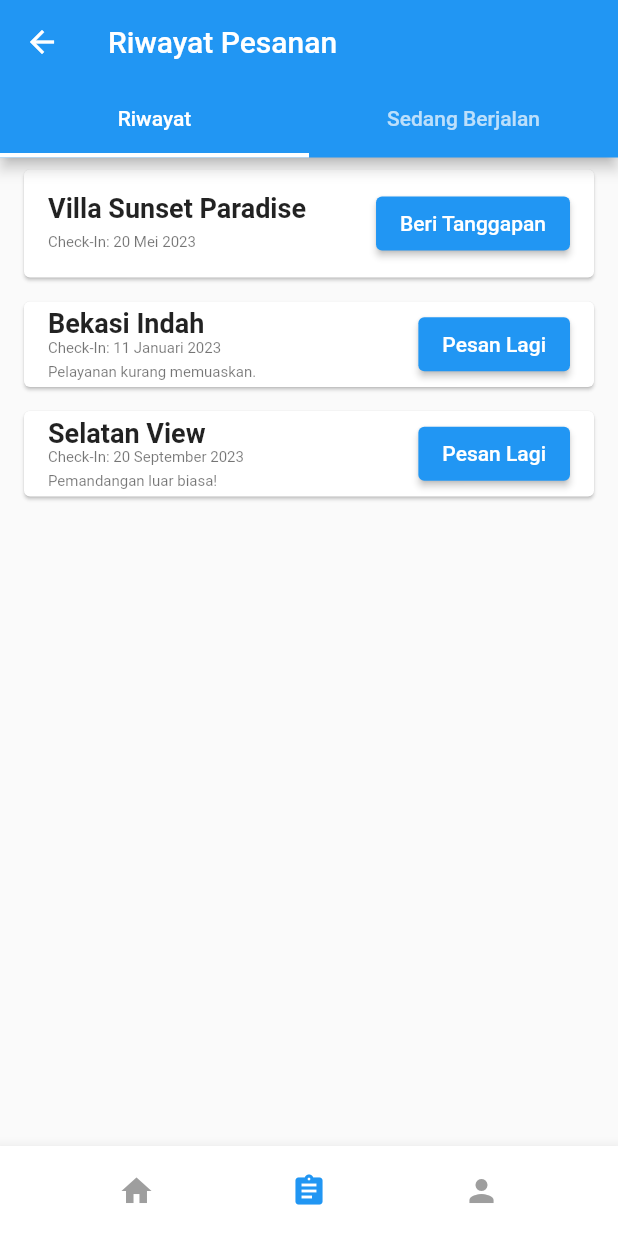
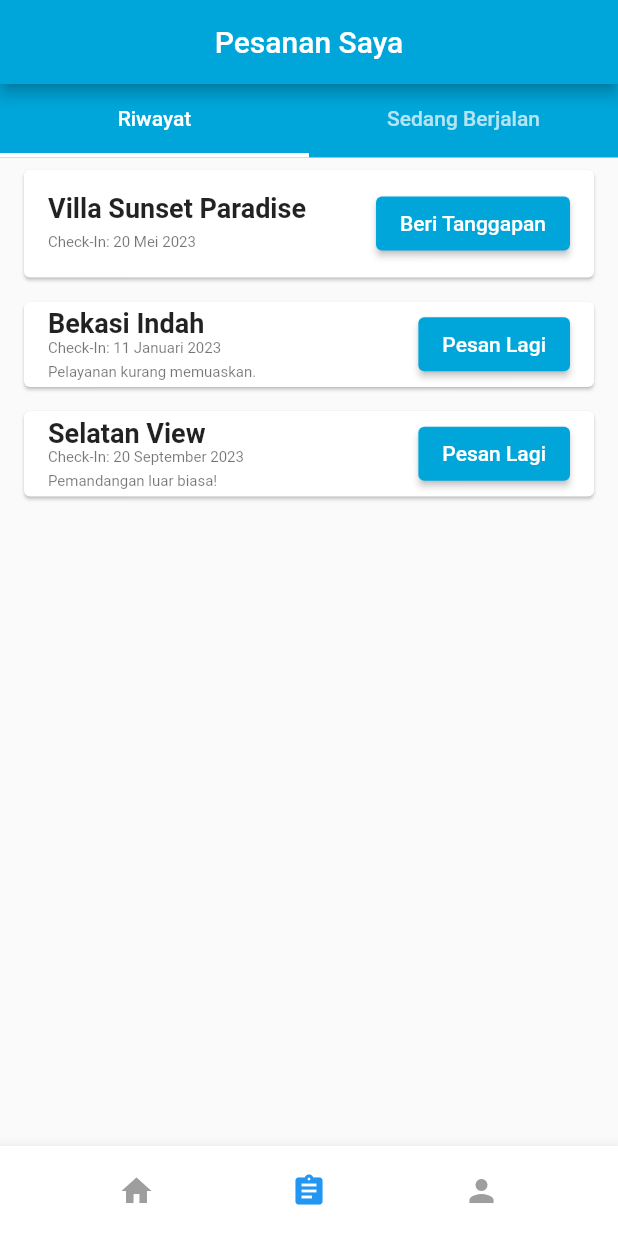
Before and after one commit to darullathief/stayzen, a Flutter app: the OrderHistoryPage screen opened directly, item 3 of the bottom bar chosen, after a tap on the "assignment" icon, on a phone screen of 412 x 824 dp. Run offline on Flutter 3.47's test engine with Material 2 defaults, Android fonts, the phone set to English and light mode, and no system bars; our stand-ins replace fluttertoast, google_fonts, progress_dialog_null_safe; network calls fail.

Commit message:
perubahan font, warna

```diff
--- a/lib/HotelDetailScreen.dart
+++ b/lib/HotelDetailScreen.dart
@@ -76,6 +76,7 @@ class _HotelDetailScreenPageState extends State<HotelDetailScreenPage> {
   Widget build(BuildContext context) {
     return Scaffold(
       appBar: AppBar(
+        backgroundColor:Color(0xFF00A6DA) ,
         title: Text(" "),
         leading: IconButton(
           icon: Icon(Icons.arrow_back),
@@ -208,8 +209,12 @@ class _HotelDetailScreenPageState extends State<HotelDetailScreenPage> {
       MaterialPageRoute(builder: (context) => OrderDetailScreen()),
     );
   },
+  style: ElevatedButton.styleFrom(
+    primary: Color(0xFF00A6DA), // Set the button color
+  ),
   child: Text("Pesan"),
 ),
+
                                     ],
                                   ),
                                 );
--- a/lib/OrderDetailScreen.dart
+++ b/lib/OrderDetailScreen.dart
@@ -65,6 +65,7 @@ class _OrderDetailScreenPageState extends State<OrderDetailScreenPage> {
   Widget build(BuildContext context) {
     return Scaffold(
       appBar: AppBar(
+        backgroundColor:Color(0xFF00A6DA) ,
         title: Text("Detail Pemesanan"),
       ),
       body: Padding(
--- a/lib/PaymentDetailScreen.dart
+++ b/lib/PaymentDetailScreen.dart
@@ -53,6 +53,7 @@ class _PaymentDetailScreenScreenPageState
   Widget build(BuildContext context) {
     return Scaffold(
       appBar: AppBar(
+      backgroundColor:Color(0xFF00A6DA) ,
         title: Text("Detail Pembayaran"),
       ),
       body: SingleChildScrollView(
--- a/lib/profil.dart
+++ b/lib/profil.dart
@@ -77,13 +77,13 @@ class ProfilePage extends StatelessWidget {
                             ),
                           ),
                           const Positioned(
-                            bottom: 12,
+                            bottom: 20,
                             left: 0,
                             right: 0,
                             child: Center(
                               child: Text(
                                 'Natasha Wilona',
-                                style: TextStyle(fontSize: 16),
+                                style: TextStyle(fontSize: 20, fontWeight: FontWeight.bold),
                               ),
                             ),
                           ),
@@ -246,6 +246,12 @@ class ProfilePage extends StatelessWidget {
                   'Ingin ganti akun? Log out',
                   style: TextStyle(fontSize: 16),
                 ),
+                style: ElevatedButton.styleFrom(
+                  primary: Colors.grey[400], // Ubah warna latar belakang menjadi abu-abu tua
+                  shape: RoundedRectangleBorder(
+                    borderRadius: BorderRadius.circular(30), // Ubah sudut tombol menjadi round
+                  ),
+                ),
               ),
             ],
           ),
--- a/lib/riwayat.dart
+++ b/lib/riwayat.dart
@@ -28,14 +28,16 @@ class _OrderHistoryPageState extends State<OrderHistoryPage>
   Widget build(BuildContext context) {
     return Scaffold(
       appBar: AppBar(
-        title: const Text('Riwayat Pesanan'),
-        leading: IconButton(
-          icon: const Icon(Icons.arrow_back),
-          onPressed: () {
-            Navigator.of(context).pop();
-          },
+        backgroundColor:Color(0xFF00A6DA) ,
+        automaticallyImplyLeading: false, // Menghilangkan tombol kembali (back button)
+        centerTitle: true,
+        title: const Text('Pesanan Saya'),
       ),
-        bottom: TabBar(
+      body: Column(
+        children: [
+          Container(
+            color: const Color(0xFF00A6DA),
+            child: TabBar(
               controller: _tabController,
               tabs: const [
                 Tab(text: 'Riwayat'),
@@ -45,7 +47,8 @@ class _OrderHistoryPageState extends State<OrderHistoryPage>
               indicatorWeight: 3.0,
             ),
           ),
-      body: TabBarView(
+          Expanded(
+            child: TabBarView(
               controller: _tabController,
               children: [
                 ListView(
@@ -69,6 +72,9 @@ class _OrderHistoryPageState extends State<OrderHistoryPage>
                 ),
                 const Center(
                   child: Text('Halaman Sedang Berjalan'),
+                ),
+              ],
+            ),
           ),
         ],
       ),
@@ -120,12 +126,18 @@ class OrderHistoryItem extends StatelessWidget {
                   // Tambahkan kode untuk menangani tombol pesan lagi
                 },
                 child: const Text('Pesan Lagi'),
+                style: ElevatedButton.styleFrom(
+                  primary: const Color(0xFF00A6DA),
+                ),
               )
             : ElevatedButton(
                 onPressed: () {
                   // Tambahkan kode untuk menangani tombol beri tanggapan
                 },
                 child: const Text('Beri Tanggapan'),
+                style: ElevatedButton.styleFrom(
+                  primary: const Color(0xFF00A6DA),
+                ),
               ),
         onTap: () {
           // Tambahkan kode untuk menavigasi ke halaman detail pesanan
@@ -134,9 +146,3 @@ class OrderHistoryItem extends StatelessWidget {
     );
   }
 }
-
-// void main() {
-//   runApp(const MaterialApp(
-//     home: OrderHistoryPage(),
-//   ));
-// }
```
Lines whose indentation alone changed are shown as unchanged.
